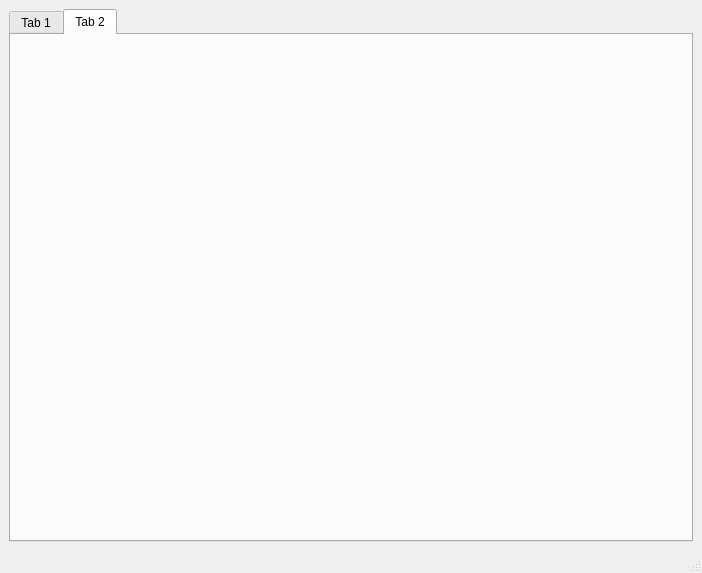
This is gui/sysmonitor.ui in MatthiasSchinzel/sysmon as Qt 5 draws it before an edit. The edited form follows.
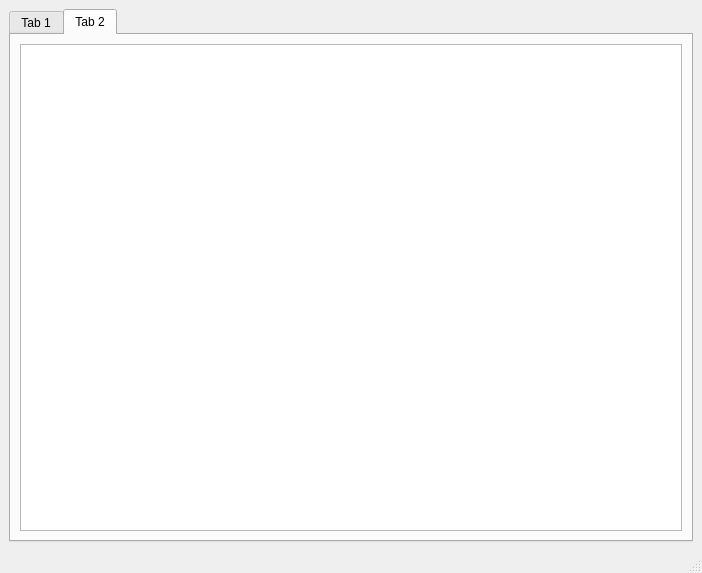
This is the edited form. The open tabs and pages were chosen to show the change. Custom widgets are drawn as their Qt base class.

Commit message: Adding functionality for showing processes

Patch:
```diff
--- a/gui/sysmonitor.ui
+++ b/gui/sysmonitor.ui
@@ -150,6 +150,11 @@
        <attribute name="title">
         <string>Tab 2</string>
        </attribute>
+       <layout class="QGridLayout" name="gridLayout_7">
+        <item row="0" column="0">
+         <widget class="QTableWidget" name="tableWidget"/>
+        </item>
+       </layout>
       </widget>
      </widget>
     </item>
```
The commit also changes 2 other files.
